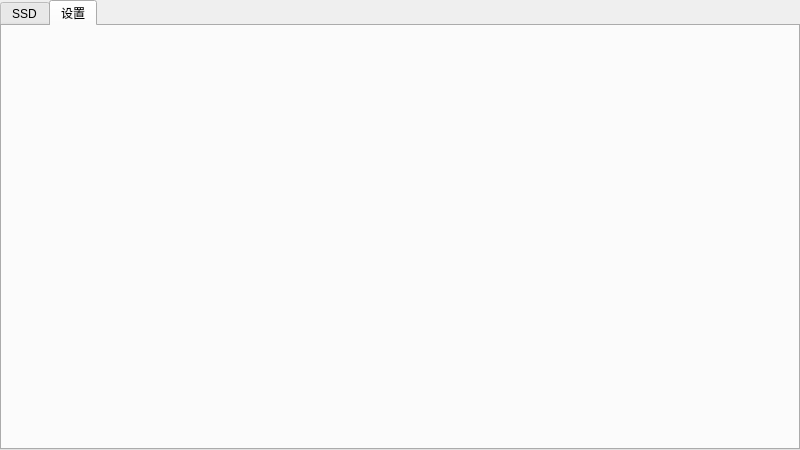
First picture: the form in TopmoreKit/TopmoreKitMainWindow.ui, repository MouriNaruto/TopmoreKitPrototype, before the edit.
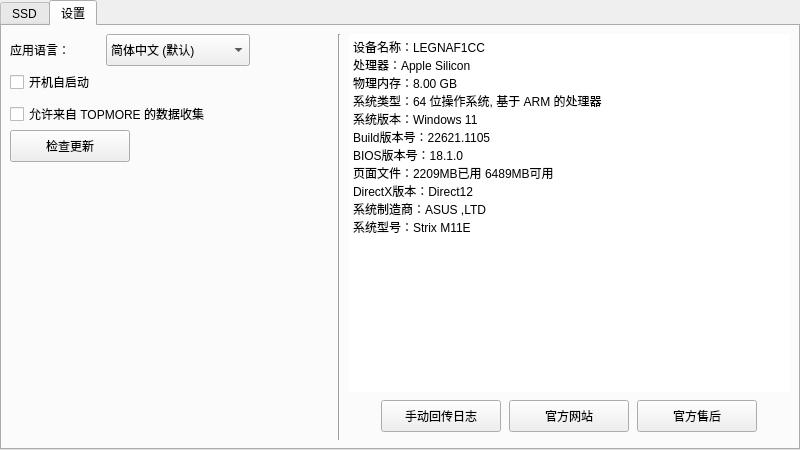
Second picture: the form after the edit. The open tabs and pages were chosen to show the change.

Commit message: Implement to settings UI layout.

The edit to the form file:
```diff
--- a/TopmoreKit/TopmoreKitMainWindow.ui
+++ b/TopmoreKit/TopmoreKitMainWindow.ui
@@ -47,6 +47,337 @@
        <attribute name="title">
         <string>设置</string>
        </attribute>
+       <layout class="QHBoxLayout" name="horizontalLayout_4">
+        <property name="spacing">
+         <number>8</number>
+        </property>
+        <property name="leftMargin">
+         <number>8</number>
+        </property>
+        <property name="topMargin">
+         <number>8</number>
+        </property>
+        <property name="rightMargin">
+         <number>8</number>
+        </property>
+        <property name="bottomMargin">
+         <number>8</number>
+        </property>
+        <item>
+         <layout class="QVBoxLayout" name="verticalLayout_2">
+          <property name="spacing">
+           <number>0</number>
+          </property>
+          <property name="leftMargin">
+           <number>0</number>
+          </property>
+          <property name="topMargin">
+           <number>0</number>
+          </property>
+          <property name="rightMargin">
+           <number>0</number>
+          </property>
+          <property name="bottomMargin">
+           <number>0</number>
+          </property>
+          <item>
+           <layout class="QHBoxLayout" name="horizontalLayout">
+            <property name="spacing">
+             <number>0</number>
+            </property>
+            <item>
+             <widget class="QLabel" name="label">
+              <property name="minimumSize">
+               <size>
+                <width>96</width>
+                <height>32</height>
+               </size>
+              </property>
+              <property name="maximumSize">
+               <size>
+                <width>96</width>
+                <height>32</height>
+               </size>
+              </property>
+              <property name="text">
+               <string>应用语言：</string>
+              </property>
+             </widget>
+            </item>
+            <item>
+             <widget class="QComboBox" name="comboBox">
+              <property name="minimumSize">
+               <size>
+                <width>144</width>
+                <height>32</height>
+               </size>
+              </property>
+              <property name="maximumSize">
+               <size>
+                <width>144</width>
+                <height>32</height>
+               </size>
+              </property>
+              <item>
+               <property name="text">
+                <string>简体中文 (默认)</string>
+               </property>
+              </item>
+             </widget>
+            </item>
+            <item>
+             <spacer name="horizontalSpacer">
+              <property name="orientation">
+               <enum>Qt::Horizontal</enum>
+              </property>
+              <property name="sizeHint" stdset="0">
+               <size>
+                <width>40</width>
+                <height>20</height>
+               </size>
+              </property>
+             </spacer>
+            </item>
+           </layout>
+          </item>
+          <item>
+           <widget class="QCheckBox" name="checkBox">
+            <property name="minimumSize">
+             <size>
+              <width>240</width>
+              <height>32</height>
+             </size>
+            </property>
+            <property name="maximumSize">
+             <size>
+              <width>240</width>
+              <height>32</height>
+             </size>
+            </property>
+            <property name="text">
+             <string>开机自启动</string>
+            </property>
+           </widget>
+          </item>
+          <item>
+           <widget class="QCheckBox" name="checkBox_2">
+            <property name="minimumSize">
+             <size>
+              <width>320</width>
+              <height>32</height>
+             </size>
+            </property>
+            <property name="maximumSize">
+             <size>
+              <width>320</width>
+              <height>32</height>
+             </size>
+            </property>
+            <property name="text">
+             <string>允许来自 TOPMORE 的数据收集</string>
+            </property>
+           </widget>
+          </item>
+          <item>
+           <layout class="QHBoxLayout" name="horizontalLayout_3">
+            <property name="spacing">
+             <number>0</number>
+            </property>
+            <item>
+             <widget class="QPushButton" name="pushButton">
+              <property name="minimumSize">
+               <size>
+                <width>120</width>
+                <height>32</height>
+               </size>
+              </property>
+              <property name="maximumSize">
+               <size>
+                <width>120</width>
+                <height>32</height>
+               </size>
+              </property>
+              <property name="text">
+               <string>检查更新</string>
+              </property>
+             </widget>
+            </item>
+            <item>
+             <spacer name="horizontalSpacer_2">
+              <property name="orientation">
+               <enum>Qt::Horizontal</enum>
+              </property>
+              <property name="sizeHint" stdset="0">
+               <size>
+                <width>40</width>
+                <height>20</height>
+               </size>
+              </property>
+             </spacer>
+            </item>
+           </layout>
+          </item>
+          <item>
+           <spacer name="verticalSpacer">
+            <property name="orientation">
+             <enum>Qt::Vertical</enum>
+            </property>
+            <property name="sizeHint" stdset="0">
+             <size>
+              <width>20</width>
+              <height>40</height>
+             </size>
+            </property>
+           </spacer>
+          </item>
+         </layout>
+        </item>
+        <item>
+         <widget class="Line" name="line">
+          <property name="orientation">
+           <enum>Qt::Vertical</enum>
+          </property>
+         </widget>
+        </item>
+        <item>
+         <layout class="QVBoxLayout" name="verticalLayout_3">
+          <property name="spacing">
+           <number>0</number>
+          </property>
+          <property name="leftMargin">
+           <number>0</number>
+          </property>
+          <property name="topMargin">
+           <number>0</number>
+          </property>
+          <property name="rightMargin">
+           <number>0</number>
+          </property>
+          <property name="bottomMargin">
+           <number>0</number>
+          </property>
+          <item>
+           <widget class="QPlainTextEdit" name="plainTextEdit">
+            <property name="frameShape">
+             <enum>QFrame::NoFrame</enum>
+            </property>
+            <property name="readOnly">
+             <bool>true</bool>
+            </property>
+            <property name="plainText">
+             <string>设备名称：LEGNAF1CC
+处理器：Apple Silicon
+物理内存：8.00 GB
+系统类型：64 位操作系统, 基于 ARM 的处理器
+系统版本：Windows 11
+Build版本号：22621.1105
+BIOS版本号：18.1.0
+页面文件：2209MB已用 6489MB可用
+DirectX版本：Direct12
+系统制造商：ASUS ,LTD
+系统型号：Strix M11E</string>
+            </property>
+           </widget>
+          </item>
+          <item>
+           <layout class="QHBoxLayout" name="horizontalLayout_2">
+            <property name="spacing">
+             <number>8</number>
+            </property>
+            <property name="topMargin">
+             <number>8</number>
+            </property>
+            <property name="bottomMargin">
+             <number>8</number>
+            </property>
+            <item>
+             <spacer name="horizontalSpacer_3">
+              <property name="orientation">
+               <enum>Qt::Horizontal</enum>
+              </property>
+              <property name="sizeHint" stdset="0">
+               <size>
+                <width>40</width>
+                <height>20</height>
+               </size>
+              </property>
+             </spacer>
+            </item>
+            <item>
+             <widget class="QPushButton" name="pushButton_2">
+              <property name="minimumSize">
+               <size>
+                <width>120</width>
+                <height>32</height>
+               </size>
+              </property>
+              <property name="maximumSize">
+               <size>
+                <width>120</width>
+                <height>32</height>
+               </size>
+              </property>
+              <property name="text">
+               <string>手动回传日志</string>
+              </property>
+             </widget>
+            </item>
+            <item>
+             <widget class="QPushButton" name="pushButton_3">
+              <property name="minimumSize">
+               <size>
+                <width>120</width>
+                <height>32</height>
+               </size>
+              </property>
+              <property name="maximumSize">
+               <size>
+                <width>120</width>
+                <height>32</height>
+               </size>
+              </property>
+              <property name="text">
+               <string>官方网站</string>
+              </property>
+             </widget>
+            </item>
+            <item>
+             <widget class="QPushButton" name="pushButton_4">
+              <property name="minimumSize">
+               <size>
+                <width>120</width>
+                <height>32</height>
+               </size>
+              </property>
+              <property name="maximumSize">
+               <size>
+                <width>120</width>
+                <height>32</height>
+               </size>
+              </property>
+              <property name="text">
+               <string>官方售后</string>
+              </property>
+             </widget>
+            </item>
+            <item>
+             <spacer name="horizontalSpacer_4">
+              <property name="orientation">
+               <enum>Qt::Horizontal</enum>
+              </property>
+              <property name="sizeHint" stdset="0">
+               <size>
+                <width>40</width>
+                <height>20</height>
+               </size>
+              </property>
+             </spacer>
+            </item>
+           </layout>
+          </item>
+         </layout>
+        </item>
+       </layout>
       </widget>
      </widget>
     </item>
```
Left out of the diff: 3 changed lines with no effect on the pictures.
